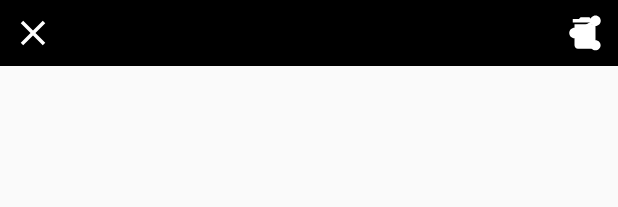
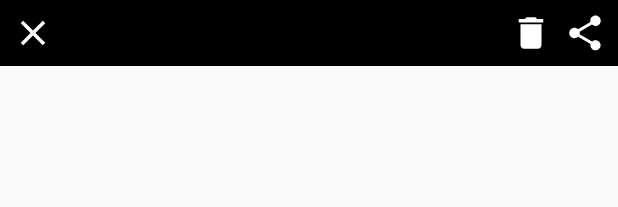
Before and after one commit to baraaalkahlot/Ibile-map, an Android app: the layout epoxy_view_preview_images_action_bar.xml on its own in the app's theme, with its tools: preview values and no code run, on a phone screen of 412 x 824 dp. Shown: the top 207 px of the screen. Run offline under Robolectric (Android 15) with nearby library versions, the phone set to English and light mode, and no system bars.

Commit message:
change app name
also adds share button to marker image preview screen in edit mode

```diff
--- a/app/src/main/res/layout/epoxy_view_preview_images_action_bar.xml
+++ b/app/src/main/res/layout/epoxy_view_preview_images_action_bar.xml
@@ -38,24 +38,24 @@
             app:layout_constraintTop_toTopOf="parent" />
 
         <ImageButton
+            android:id="@+id/btn_delete"
+            android:layout_width="wrap_content"
+            android:layout_height="wrap_content"
+            android:layout_marginEnd="@dimen/spacing_1"
+            android:background="@null"
+            android:onClick="@{onClickDeleteBtn}"
+            android:src="@drawable/ic_delete_24"
+            app:isVisible="@{editMode}"
+            app:layout_constraintEnd_toStartOf="@id/btn_share"
+            app:layout_constraintTop_toTopOf="parent" />
+
+        <ImageButton
             android:id="@+id/btn_share"
             android:layout_width="wrap_content"
             android:layout_height="wrap_content"
             android:background="@null"
             android:onClick="@{onClickShareBtn}"
             android:src="@drawable/ic_share_24"
-            app:isVisible="@{!editMode}"
-            app:layout_constraintEnd_toEndOf="parent"
-            app:layout_constraintTop_toTopOf="parent" />
-
-        <ImageButton
-            android:id="@+id/btn_delete"
-            android:layout_width="wrap_content"
-            android:layout_height="wrap_content"
-            android:background="@null"
-            android:onClick="@{onClickDeleteBtn}"
-            android:src="@drawable/ic_delete_24"
-            app:isVisible="@{editMode}"
             app:layout_constraintEnd_toEndOf="parent"
             app:layout_constraintTop_toTopOf="parent" />
     </androidx.constraintlayout.widget.ConstraintLayout>
--- a/app/src/main/res/values/strings.xml
+++ b/app/src/main/res/values/strings.xml
@@ -1,5 +1,5 @@
 <resources>
-    <string name="app_name">Ibile</string>
+    <string name="app_name">Ibile Maps</string>
     <string name="cd_drawer_btn">drawer button</string>
     <string name="cd_browse_markers_btn">browse markers button</string>
     <string name="cd_organize_markers_button">organize markers button</string>
```
